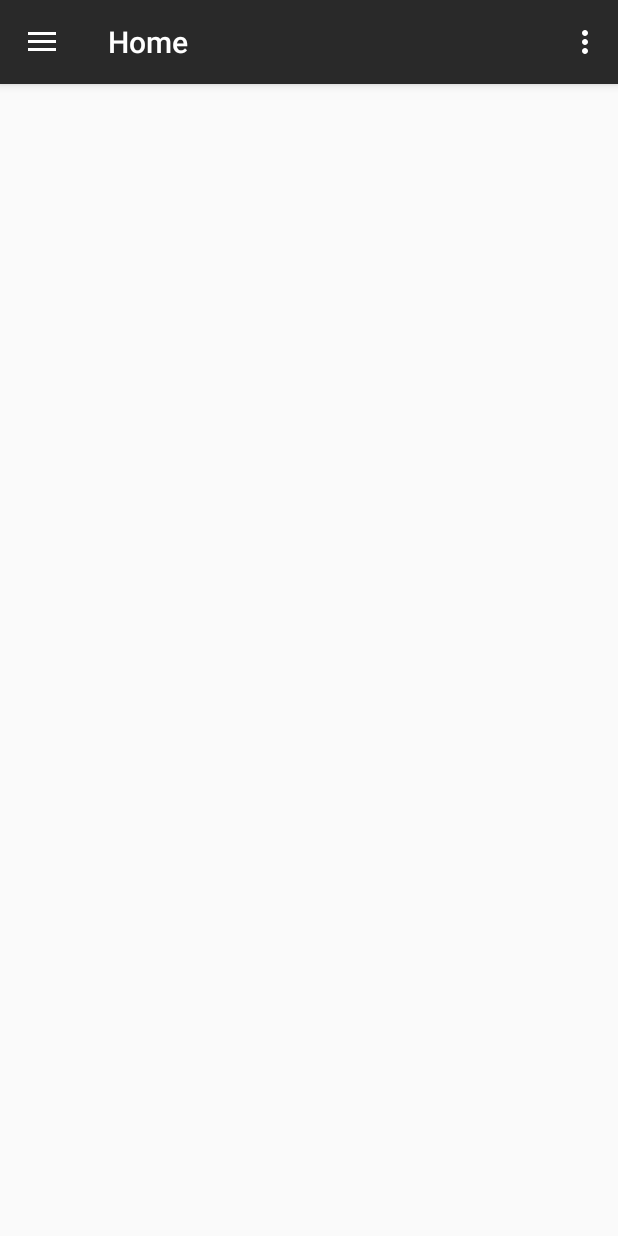
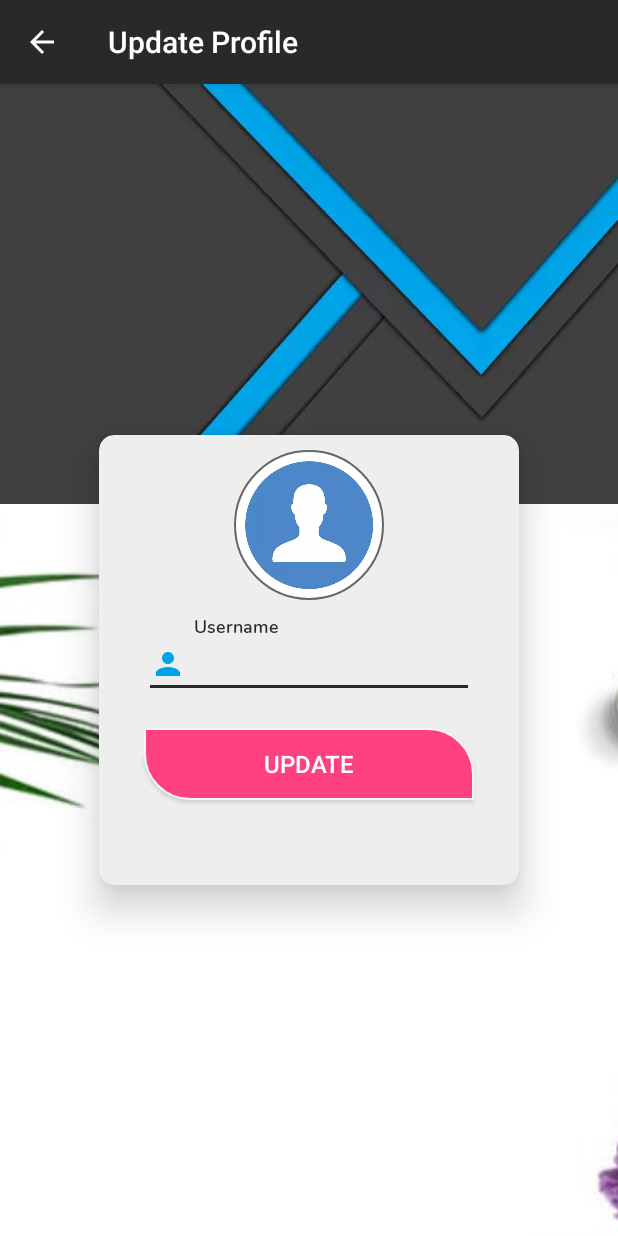
Before and after one commit to ALI-SAMPSON/Zentech-Hotel-Booker, an Android app: the screen it shows after launch (HomeActivity before the commit, UpdateUserProfileActivity after it), in the side drawer, after a tap on "Profile", on a phone screen of 412 x 824 dp. Run offline under Robolectric (Android 15) with nearby library versions, the phone set to English and light mode, and no system bars; our stand-ins replace CircleImageView, Firebase (no records; nobody signed in at launch, a user with empty details on screens opened directly).

Commit message:
UserProfileActivity added

```diff
--- a/app/src/main/java/io/zentechhotelbooker/activities/HomeActivity.java
+++ b/app/src/main/java/io/zentechhotelbooker/activities/HomeActivity.java
@@ -113,7 +113,7 @@ public class HomeActivity extends AppCompatActivity implements NavigationView.On
         mAuth = FirebaseAuth.getInstance();
 
         // call to the method to load user details into their respective views
-        loadUserInfo();
+        //loadUserInfo();
 
         // call to the method to load rooms from Firbase Database
         loadUploadedRoomDetails();
@@ -231,6 +231,12 @@ public class HomeActivity extends AppCompatActivity implements NavigationView.On
             case R.id.menu_about_us:
                 // open AboutUsUserActivity activity
                 startActivity(new Intent(HomeActivity.this,AboutUsUserActivity.class));
+                break;
+            case R.id.menu_exit:
+                // call to the method to exit the application
+                exitApplication();
+                default:
+                    break;
         }
         return super.onOptionsItemSelected(item);
     }
@@ -242,7 +248,8 @@ public class HomeActivity extends AppCompatActivity implements NavigationView.On
                 // open this activity
                 break;
             case R.id.menu_profile:
-                // open this activity
+                // open UpdateUserProfileActivity activity
+                startActivity(new Intent(HomeActivity.this,UpdateUserProfileActivity.class));
                 break;
             case R.id.menu_payment:
                 // open this activity
@@ -357,6 +364,5 @@ public class HomeActivity extends AppCompatActivity implements NavigationView.On
         AlertDialog alertDialog = builder.create();
         alertDialog.show();
 
-
     }
 }
--- /dev/null
+++ b/app/src/main/java/io/zentechhotelbooker/activities/UpdateUserProfileActivity.java
@@ -0,0 +1,232 @@
+package io.zentechhotelbooker.activities;
+
+import android.app.ProgressDialog;
+import android.content.Intent;
+import android.graphics.Bitmap;
+import android.net.Uri;
+import android.provider.MediaStore;
+import android.support.annotation.NonNull;
+import android.support.design.widget.Snackbar;
+import android.support.v7.app.AppCompatActivity;
+import android.os.Bundle;
+import android.view.View;
+import android.widget.EditText;
+import android.widget.ProgressBar;
+import android.widget.RelativeLayout;
+import android.widget.Toast;
+
+import com.bumptech.glide.Glide;
+import com.google.android.gms.tasks.OnCompleteListener;
+import com.google.android.gms.tasks.OnFailureListener;
+import com.google.android.gms.tasks.OnSuccessListener;
+import com.google.android.gms.tasks.Task;
+import com.google.firebase.auth.FirebaseAuth;
+import com.google.firebase.auth.FirebaseUser;
+import com.google.firebase.auth.UserProfileChangeRequest;
+import com.google.firebase.storage.FirebaseStorage;
+import com.google.firebase.storage.StorageReference;
+import com.google.firebase.storage.UploadTask;
+
+import java.io.IOException;
+
+import de.hdodenhof.circleimageview.CircleImageView;
+import io.zentechhotelbooker.R;
+
+public class UpdateUserProfileActivity extends AppCompatActivity {
+
+    // class variables
+    private CircleImageView circleImageView;
+    private EditText username;
+
+    // Creating Profile Image Uri
+    Uri uriProfileImage;
+
+    String profileImageUrl;
+
+    // Creating ProgressBar
+    ProgressBar progressBar;
+
+    ProgressBar progressBar1;
+
+    // Creating ProgressDialog
+    ProgressDialog progressDialog;
+
+    RelativeLayout relativeLayout;
+
+    // Creating FirebaseAuth
+    FirebaseAuth mAuth;
+
+    private static final int  REQUEST_CODE = 1;
+
+    @Override
+    protected void onCreate(Bundle savedInstanceState) {
+        super.onCreate(savedInstanceState);
+        setContentView(R.layout.activity_update_user_profile);
+
+        circleImageView = findViewById(R.id.circularImageView);
+        username = findViewById(R.id.editTextUsername);
+
+        if(getSupportActionBar() != null){
+            getSupportActionBar().setTitle(getString(R.string.text_update_profile));
+            getSupportActionBar().setHomeButtonEnabled(true);
+            getSupportActionBar().setDisplayShowHomeEnabled(true);
+            getSupportActionBar().setDisplayHomeAsUpEnabled(true);
+        }
+
+
+        progressBar = findViewById(R.id.progressBar);
+        progressBar1 = findViewById(R.id.progressBar1);
+
+        relativeLayout = findViewById(R.id.relativeLayout);
+
+        mAuth = FirebaseAuth.getInstance();
+
+        // a method call to the chooseImage method
+        chooseImage();
+
+    }
+
+    // method to select image from gallery
+    public void chooseImage(){
+
+        circleImageView.setOnClickListener(new View.OnClickListener() {
+            @Override
+            public void onClick(View view) {
+                // method to open user's phone gallery
+                openGallery();
+            }
+        });
+
+    }
+
+    // another method to create a gallery intent to choose image from gallery
+    private void openGallery(){
+        // create an intent object to open user gallery for image
+        Intent pickImage = new Intent();
+        pickImage.setType("image/*");
+        pickImage.setAction(Intent.ACTION_GET_CONTENT);
+        startActivityForResult(Intent.createChooser(pickImage,"Select Profile Picture"),REQUEST_CODE);
+    }
+
+
+    @Override
+    protected void onActivityResult(int requestCode, int resultCode, Intent data) {
+        super.onActivityResult(requestCode, resultCode, data);
+
+        if(requestCode == REQUEST_CODE && resultCode == RESULT_OK && data != null && data.getData() != null){
+            uriProfileImage = data.getData();
+
+            try {
+                // sets the picked image to the imageView
+                Bitmap bitmap = MediaStore.Images.Media.getBitmap(getContentResolver(),uriProfileImage);
+                circleImageView.setImageBitmap(bitmap);
+                uploadImage();
+
+            } catch (IOException e) {
+                Snackbar.make(relativeLayout,e.getMessage(),Snackbar.LENGTH_LONG).show();
+                //e.printStackTrace();
+            }
+
+            circleImageView.setImageURI(uriProfileImage);
+        }
+
+    }
+
+    private void uploadImage(){
+        final StorageReference profileImageRef = FirebaseStorage.getInstance()
+                .getReference("Profile Pic/" + System.currentTimeMillis() + ".jpg");
+
+        if(uriProfileImage != null){
+            // displays the progressBar
+            progressBar.setVisibility(View.VISIBLE);
+            profileImageRef.putFile(uriProfileImage)
+                    .addOnSuccessListener(new OnSuccessListener<UploadTask.TaskSnapshot>() {
+                        @Override
+                        public void onSuccess(UploadTask.TaskSnapshot taskSnapshot) {
+                            progressBar.setVisibility(View.GONE);
+                            profileImageUrl = taskSnapshot.getDownloadUrl().toString();
+                        }
+                    }).addOnFailureListener(new OnFailureListener() {
+                @Override
+                public void onFailure(@NonNull Exception e) {
+                    progressBar.setVisibility(View.GONE);
+                    Snackbar.make(relativeLayout,e.getMessage(),Snackbar.LENGTH_LONG).show();
+                }
+            });
+        }
+
+    }
+
+    // save button listener
+    public void onUpdateButtonClick(View view) {
+        saveUserInfo(); // method call
+    }
+
+    // method to save username and profile image
+    private void saveUserInfo(){
+
+        String _username = username.getText().toString().trim();
+
+        if(_username.isEmpty()) {
+            username.setError(getString(R.string.error_empty_field));
+            username.requestFocus();
+            return;
+        }
+
+        // progressBar for update Button
+        progressBar1.setVisibility(View.VISIBLE);
+
+        FirebaseUser user = mAuth.getCurrentUser();
+
+        if(user != null && profileImageUrl != null){
+            UserProfileChangeRequest userProfileChangeRequest = new UserProfileChangeRequest.Builder()
+                    .setDisplayName(_username)
+                    .setPhotoUri(Uri.parse(profileImageUrl))
+                    .build();
+
+            // updates user info with the passed username and image
+            user.updateProfile(userProfileChangeRequest)
+                    .addOnCompleteListener(new OnCompleteListener<Void>() {
+                        @Override
+                        public void onComplete(@NonNull Task<Void> task) {
+                            if(task.isSuccessful()){
+                                // dismiss progress bar
+                                progressBar1.setVisibility(View.GONE);
+                                // display a success message
+                                Toast.makeText(UpdateUserProfileActivity.this,"Profile Updated Successfully",Toast.LENGTH_LONG).show();
+                            }
+                            else{
+                                // dismiss progress dialog
+                                progressDialog.dismiss();
+                                // display an error message
+                                Snackbar.make(relativeLayout,task.getException().getMessage(),Snackbar.LENGTH_LONG).show();
+                            }
+                        }
+                    });
+        }
+
+    }
+
+    // method to load user information
+    private void loadUserInfo(){
+
+        FirebaseUser user  = mAuth.getCurrentUser();
+
+        String _photoUrl = user.getPhotoUrl().toString();
+        String _username = user.getDisplayName();
+
+        if(user != null){
+
+            if(user.getPhotoUrl() != null){
+                Glide.with(this)
+                        .load(_photoUrl)
+                        .into(circleImageView);
+            }
+            if(user.getDisplayName() != null){
+                username.setText(_username);
+            }
+
+        }
+
+    }
+}
--- /dev/null
+++ b/app/src/main/res/drawable/ic_person_black.xml
@@ -0,0 +1,9 @@
+<vector xmlns:android="http://schemas.android.com/apk/res/android"
+        android:width="24dp"
+        android:height="24dp"
+        android:viewportWidth="24.0"
+        android:viewportHeight="24.0">
+    <path
+        android:fillColor="#00A3E8"
+        android:pathData="M12,12c2.21,0 4,-1.79 4,-4s-1.79,-4 -4,-4 -4,1.79 -4,4 1.79,4 4,4zM12,14c-2.67,0 -8,1.34 -8,4v2h16v-2c0,-2.66 -5.33,-4 -8,-4z"/>
+</vector>
--- /dev/null
+++ b/app/src/main/res/drawable/nice_design_button.xml
@@ -0,0 +1,22 @@
+<?xml version="1.0" encoding="utf-8"?>
+<shape xmlns:android="http://schemas.android.com/apk/res/android">
+
+    <stroke android:width="1dp"
+        android:color="@color/colorSilver">
+    </stroke>
+
+    <gradient
+        android:angle="225"
+        android:startColor="@color/colorAccent"
+        android:endColor="@color/colorAccent">
+    </gradient>
+
+    <corners
+        android:topLeftRadius="0dp"
+        android:topRightRadius="30dp"
+        android:bottomLeftRadius="30dp"
+        android:bottomRightRadius="0dp">
+
+    </corners>
+
+</shape>
--- a/app/src/main/res/layout/activity_home.xml
+++ b/app/src/main/res/layout/activity_home.xml
@@ -7,18 +7,6 @@
     android:layout_width="match_parent"
     android:layout_height="match_parent"
     tools:context=".activities.HomeActivity">
-
-    <android.support.design.widget.NavigationView
-        android:id="@+id/nav_view"
-        app:headerLayout="@layout/nav_header"
-        android:layout_width="wrap_content"
-        android:layout_height="match_parent"
-        android:background="@color/white_dim"
-        app:itemTextColor="@color/colorLightBlue"
-        app:itemIconTint="@color/colorLightBlue"
-        app:menu="@menu/drawer_menu"
-        android:layout_gravity="start">
-    </android.support.design.widget.NavigationView>
 
     <!-- Relative layout for Recycler view and progressBar -->
     <RelativeLayout
@@ -44,4 +32,16 @@
 
     </RelativeLayout>
 
+    <android.support.design.widget.NavigationView
+        android:id="@+id/nav_view"
+        app:headerLayout="@layout/nav_header"
+        android:layout_width="wrap_content"
+        android:layout_height="match_parent"
+        android:background="@color/colorSilver"
+        app:itemTextColor="@color/colorLightBlue"
+        app:itemIconTint="@color/colorLightBlue"
+        app:menu="@menu/drawer_menu"
+        android:layout_gravity="start">
+    </android.support.design.widget.NavigationView>
+
 </android.support.v4.widget.DrawerLayout>
--- /dev/null
+++ b/app/src/main/res/layout/activity_update_user_profile.xml
@@ -0,0 +1,125 @@
+<?xml version="1.0" encoding="utf-8"?>
+<RelativeLayout
+    xmlns:android="http://schemas.android.com/apk/res/android"
+    xmlns:app="http://schemas.android.com/apk/res-auto"
+    xmlns:tools="http://schemas.android.com/tools"
+    android:id="@+id/relativeLayout"
+    android:layout_margin="0dp"
+    android:layout_width="match_parent"
+    android:layout_height="match_parent"
+    tools:context=".activities.UpdateUserProfileActivity">
+
+    <LinearLayout
+        android:id="@+id/top_layout"
+        android:orientation="vertical"
+        android:layout_width="match_parent"
+        android:layout_height="280dp"
+        android:background="@drawable/nav_header_bg">
+    </LinearLayout>
+
+
+    <android.support.v7.widget.CardView
+        android:id="@+id/upload_cardView"
+        android:layout_width="280dp"
+        android:layout_height="300dp"
+        android:layout_centerInParent="true"
+        app:cardBackgroundColor="@color/white_greyish"
+        app:cardCornerRadius="@dimen/round_corner_radius"
+        app:cardElevation="@dimen/activity_horizontal_margin">
+
+        <RelativeLayout
+            android:layout_width="match_parent"
+            android:layout_height="match_parent">
+
+            <de.hdodenhof.circleimageview.CircleImageView
+                android:id="@+id/circularImageView"
+                android:layout_width="100dp"
+                android:layout_height="100dp"
+                android:layout_marginTop="10dp"
+                android:layout_centerHorizontal="true"
+                android:layout_gravity="center_horizontal"
+                android:scaleType="centerCrop"
+                android:src="@drawable/profile_icon_blue"
+                app:civ_border_width="1dp"
+                app:civ_border_color="@color/status_bar_back"/>
+
+            <ProgressBar
+                android:id="@+id/progressBar"
+                android:layout_centerHorizontal="true"
+                android:layout_centerInParent="true"
+                android:layout_width="35dp"
+                android:layout_height="35dp"
+                android:layout_gravity="center_horizontal"
+                android:visibility="gone"/>
+
+            <!-- TextInputLayout and AppCompatEdiText for Username -->
+            <android.support.design.widget.TextInputLayout
+                android:layout_below="@+id/circularImageView"
+                android:id="@+id/username_container"
+                android:layout_width="match_parent"
+                android:layout_height="wrap_content"
+                android:layout_marginLeft="0dp"
+                android:layout_marginTop="10dp"
+                android:textAlignment="center"
+                android:textColorHint="@color/colorBlue">
+                <EditText
+                    android:id="@+id/editTextUsername"
+                    android:layout_width="220dp"
+                    android:layout_height="wrap_content"
+                    android:layout_gravity="center_horizontal"
+                    android:drawableLeft="@drawable/ic_person_black"
+                    android:drawablePadding="@dimen/padding_normal"
+                    android:textColor="@color/status_bar_back"
+                    android:textAppearance="@style/TextAppearance.AppCompat.Body2"
+                    android:textColorHint="@color/background_super_dark"
+                    app:fontFamily="@font/nunito_semibold"
+                    android:textSize="16sp"
+                    android:hint="@string/hint_username"
+                    android:inputType="text|textAutoComplete|textAutoCorrect"
+                    android:maxLines="1"/>
+            </android.support.design.widget.TextInputLayout>
+
+            <!--Save Button-->
+            <android.support.v7.widget.AppCompatButton
+                android:layout_below="@+id/username_container"
+                android:id="@+id/appCompatButtonSave"
+                android:layout_marginTop="20dp"
+                android:layout_width="220dp"
+                android:layout_height="wrap_content"
+                android:layout_centerVertical="true"
+                android:layout_centerHorizontal="true"
+                android:text="@string/text_update"
+                android:textColor="@color/colorWhite"
+                android:textSize="16sp"
+                android:textStyle="normal"
+                android:textAlignment="center"
+                android:background="@drawable/nice_design_button"
+                android:onClick="onUpdateButtonClick"
+                tools:ignore="NotSibling" />
+
+        </RelativeLayout>
+
+    </android.support.v7.widget.CardView>
+
+    <ImageView
+        android:layout_below="@+id/top_layout"
+        android:id="@+id/bottom_layout"
+        android:layout_width="match_parent"
+        android:layout_height="match_parent"
+        android:scaleType="centerCrop"
+        android:src="@drawable/about_us_bg">
+    </ImageView>
+
+    <ProgressBar
+        android:layout_below="@+id/upload_cardView"
+        android:id="@+id/progressBar1"
+        android:layout_centerHorizontal="true"
+        android:layout_centerVertical="true"
+        android:layout_alignParentBottom="true"
+        android:layout_width="35dp"
+        android:layout_height="35dp"
+        android:layout_gravity="center|bottom"
+        android:layout_marginBottom="20dp"
+        android:visibility="gone"/>
+
+</RelativeLayout>
--- a/app/src/main/res/menu/menu_user.xml
+++ b/app/src/main/res/menu/menu_user.xml
@@ -5,7 +5,7 @@
     <item
         android:id="@+id/menu_about_us"
         android:orderInCategory="100"
-        android:title="About Us"
+        android:title="@string/text_about"
         app:showAsAction="never">
     </item>
 
@@ -16,4 +16,11 @@
         app:showAsAction="never">
     </item> -->
 
+    <item
+       android:id="@+id/menu_exit"
+       android:title="@string/text_exit"
+       android:orderInCategory="200"
+       app:showAsAction="never">
+   </item>
+
 </menu>
--- a/app/src/main/res/values/strings.xml
+++ b/app/src/main/res/values/strings.xml
@@ -120,6 +120,8 @@
     <string name="open">Open</string>
     <string name="close">Close</string>
     <string name="logout_msg">Are you sure you want to logout?</string>
+    <string name="text_update">UPDATE</string>
+    <string name="text_update_profile">Update Profile</string>
 
 
     <!-- Navigation drawer strings -->
```
Also changed, not shown: app/src/main/AndroidManifest.xml (+16 -4 lines).
